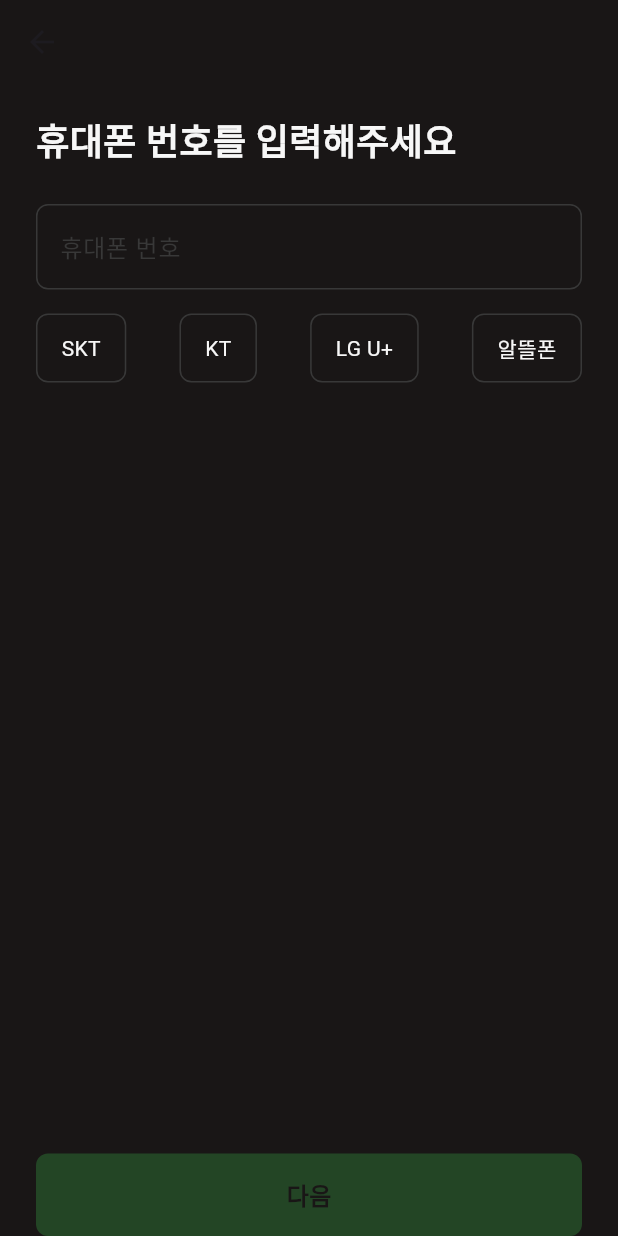
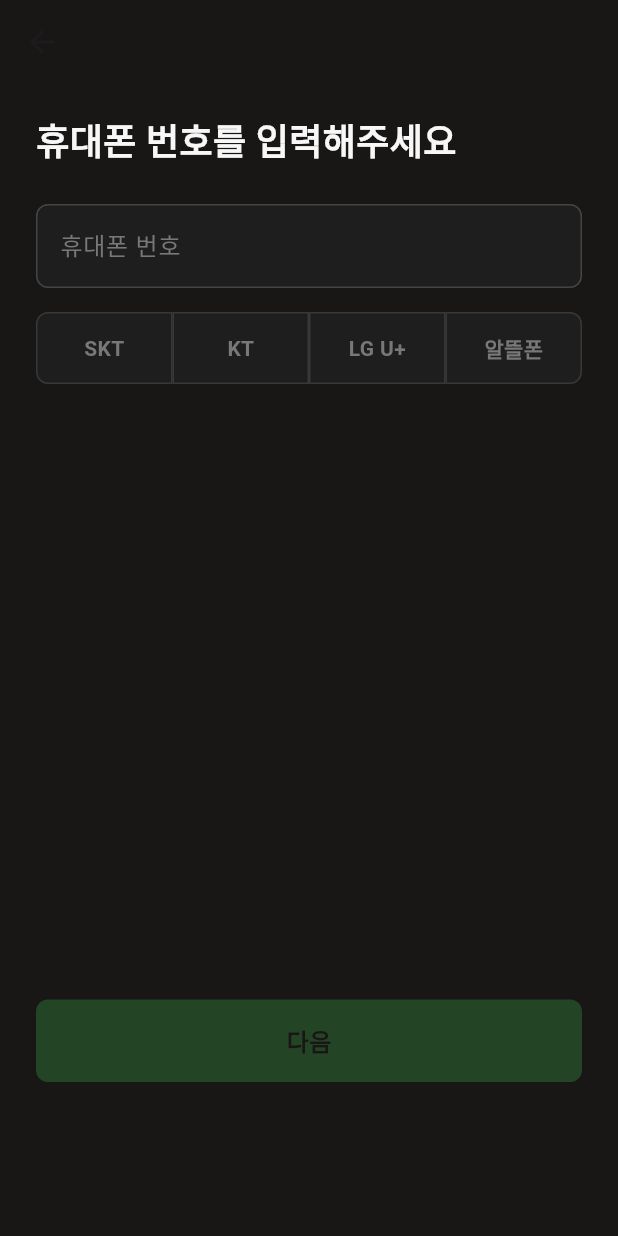
Before and after one commit to oobinkim/rep_f_Flutter, a Flutter app: the RegistrationView screen opened by its route, swiped to page 2, on a phone screen of 412 x 824 dp. Run offline on Flutter 3.47's test engine with Material 3 defaults, Android fonts, the phone set to English and light mode, and no system bars; our stand-ins replace cloud_firestore, firebase_auth, firebase_core; accounts and stored records are empty.

Commit message:
색상코드수정 787878 컬러추가

```diff
--- a/lib/share/app_color.dart
+++ b/lib/share/app_color.dart
@@ -4,10 +4,12 @@ class AppColors {
   static const Color darkGray = Color(0xFF1E1E1E);
   static const Color lightGray = Color(0xFF383838);
   static const Color textGray = Color(0xFF5A5A5A);
-  static const Color borderGray = Color(0xFF303030);
+  static const Color borderGray = Color(0xFF444444);
+  static const Color hintGray = Color(0xFF787878);
 
   static const Color darkGreen = Color(0xFF234525);
   static const Color lightGreen = Color(0xFF56F661);
+
   static const Color black = Color(0xFF191616);
   static const Color white = Color(0xFFF7F7F7);
 
--- a/lib/views/registration_view/registration_view+auth_code.dart
+++ b/lib/views/registration_view/registration_view+auth_code.dart
@@ -1,4 +1,5 @@
 import 'package:flutter/material.dart';
+import 'package:flutter/services.dart';
 import 'package:provider/provider.dart';
 import '../../viewmodels/registration_viewmodel.dart';
 import '../../widgets/bar_button.dart';
@@ -17,16 +18,31 @@ class Step3AuthCode extends StatelessWidget {
           SizedBox(height: 20),
           Text(
             "인증번호를 입력해주세요",
-            style: TextStyle(fontSize: 24, fontWeight: FontWeight.bold, color: AppColors.white),
+            style: TextStyle(
+              fontSize: 24,
+              fontWeight: FontWeight.bold,
+              color: AppColors.white,
+            ),
           ),
           SizedBox(height: 24),
           TextField(
             decoration: InputDecoration(
-              labelText: "6자리 코드",
-              labelStyle: TextStyle(color: AppColors.lightGray),
-              border: UnderlineInputBorder(),
+              hintText: "6자리 코드",
+              hintStyle: TextStyle(color: AppColors.hintGray),
+              enabledBorder: UnderlineInputBorder(
+                borderSide: BorderSide(color: AppColors.lightGreen),
+              ),
+              focusedBorder: UnderlineInputBorder(
+                borderSide: BorderSide(color: AppColors.lightGreen),
+              ),
             ),
-            keyboardType: TextInputType.number,
+            cursorColor: AppColors.lightGreen, // 커서 색상
+            style: TextStyle(color: AppColors.white), // 입력 텍스트 색상
+            keyboardType: TextInputType.number, // 숫자 키보드
+            inputFormatters: [
+              FilteringTextInputFormatter.digitsOnly, // 숫자만 입력 허용
+              LengthLimitingTextInputFormatter(6), // 최대 입력 길이 6자리 제한
+            ],
             onChanged: (value) {
               viewModel.authCode = value;
               viewModel.notifyListeners();
@@ -35,8 +51,8 @@ class Step3AuthCode extends StatelessWidget {
           Spacer(),
           BarButton(
             text: "다음",
-            isEnabled: viewModel.authCode.isNotEmpty,
-            onPressed: viewModel.authCode.isNotEmpty ? viewModel.nextStep : null,
+            isEnabled: viewModel.authCode.length == 6, // 인증번호가 6자리일 때 활성화
+            onPressed: viewModel.authCode.length == 6 ? viewModel.nextStep : null,
             enabledColor: AppColors.lightGreen,
             disabledColor: AppColors.darkGreen,
             enabledTextColor: AppColors.black,
--- a/lib/views/registration_view/registration_view+phone_number.dart
+++ b/lib/views/registration_view/registration_view+phone_number.dart
@@ -24,24 +24,23 @@ class Step2PhoneNumber extends StatelessWidget {
           OutlinedTextField(
             placeholder: "휴대폰 번호",
             allowNumbers: true,
-            keyboardType: TextInputType.text,
-
+            keyboardType: TextInputType.number,
+            maxLength: 11,
             onChanged: (value) {
-              viewModel.name = value;
+              viewModel.phoneNumber = value;
               viewModel.notifyListeners();
             },
           ),
           SizedBox(height: 16),
           Row(
-            mainAxisAlignment: MainAxisAlignment.spaceBetween,
             children: [
-              _buildCarrierOption(viewModel, "SKT"),
-              _buildCarrierOption(viewModel, "KT"),
-              _buildCarrierOption(viewModel, "LG U+"),
-              _buildCarrierOption(viewModel, "알뜰폰"),
+              _buildCarrierOption(viewModel, "SKT", isFirst: true, isLast: false),
+              _buildCarrierOption(viewModel, "KT", isFirst: false, isLast: false),
+              _buildCarrierOption(viewModel, "LG U+", isFirst: false, isLast: false),
+              _buildCarrierOption(viewModel, "알뜰폰", isFirst: false, isLast: true),
             ],
           ),
-          Spacer(),
+          Spacer(flex: 4),
           BarButton(
             text: "다음",
             isEnabled: viewModel.phoneNumber.isNotEmpty && viewModel.carrier.isNotEmpty,
@@ -53,29 +52,45 @@ class Step2PhoneNumber extends StatelessWidget {
             enabledTextColor: AppColors.black,
             disabledTextColor: AppColors.black,
           ),
+          Spacer(flex: 1)
         ],
       ),
     );
   }
 
-  Widget _buildCarrierOption(RegistrationViewModel viewModel, String carrier) {
+  Widget _buildCarrierOption(
+      RegistrationViewModel viewModel,
+      String carrier, {
+        required bool isFirst,
+        required bool isLast,
+      }) {
     final isSelected = viewModel.carrier == carrier;
 
-    return GestureDetector(
+    return Expanded(
+      child: GestureDetector(
         onTap: () {
           viewModel.carrier = carrier;
           viewModel.notifyListeners();
         },
         child: Container(
-        padding: EdgeInsets.symmetric(vertical: 12, horizontal: 16),
+          height: 48, // 버튼 높이
           decoration: BoxDecoration(
-          border: Border.all(color: isSelected ? AppColors.lightGreen : AppColors.lightGray),
-          borderRadius: BorderRadius.circular(8),
-          color: isSelected ? AppColors.lightGreen : AppColors.black,
+            color: isSelected ? AppColors.lightGray : AppColors.darkGray,
+            border: Border.all(color: AppColors.lightGray),
+            borderRadius: BorderRadius.horizontal(
+              left: isFirst ? Radius.circular(8.0) : Radius.zero,
+              right: isLast ? Radius.circular(8.0) : Radius.zero,
+            ), // 왼쪽 끝, 오른쪽 끝만 둥글게 설정
           ),
+          child: Center(
             child: Text(
               carrier,
-          style: TextStyle(color: isSelected ? AppColors.black : AppColors.white),
+              style: TextStyle(
+                color: isSelected ? AppColors.white : AppColors.hintGray,
+                fontWeight: FontWeight.bold,
+              ),
+            ),
+          ),
         ),
       ),
     );
--- a/lib/widgets/outlined_textField.dart
+++ b/lib/widgets/outlined_textField.dart
@@ -46,23 +46,28 @@ class _OutlinedTextFieldState extends State<OutlinedTextField> {
 
   @override
   Widget build(BuildContext context) {
-    return TextField(
+    return ConstrainedBox(
+      constraints: BoxConstraints(maxHeight: 56), // 텍스트 필드 높이 고정
+      child: TextField(
         controller: _controller,
         textInputAction: widget.textInputAction, // TextInputAction 적용
         decoration: InputDecoration(
           hintText: _controller.text.isEmpty ? widget.placeholder : null,
-        hintStyle: TextStyle(color: AppColors.lightGray),
+          hintStyle: TextStyle(color: AppColors.hintGray),
           enabledBorder: OutlineInputBorder(
-          borderSide: BorderSide(color: AppColors.lightGray, width: 1.0),
+            borderSide: BorderSide(color: AppColors.borderGray, width: 1.0),
             borderRadius: BorderRadius.circular(8.0),
           ),
           focusedBorder: OutlineInputBorder(
-          borderSide: BorderSide(color: AppColors.lightGray, width: 2.0),
+            borderSide: BorderSide(color: AppColors.lightGreen, width: 2.0),
             borderRadius: BorderRadius.circular(8.0),
           ),
           counterText: "",
+          filled: true,
+          fillColor: AppColors.darkGray, // 텍스트 필드 내부 배경색
         ),
-      style: TextStyle(color: Colors.white),
+        cursorColor: AppColors.lightGreen, // 커서 색상
+        style: TextStyle(color: AppColors.white), // 입력 텍스트 색상
         keyboardType: widget.keyboardType,
         maxLength: widget.maxLength > 0 ? widget.maxLength : null,
         obscureText: widget.obscureText,
@@ -72,6 +77,7 @@ class _OutlinedTextFieldState extends State<OutlinedTextField> {
               : FilteringTextInputFormatter.allow(RegExp(r'[a-zA-Zㄱ-ㅎ가-힣]')), // 한글 및 영어만 허용
         ],
         onChanged: widget.onChanged,
+      ),
     );
   }
 }
```
Also changed, not shown: 1 other file. Lines whose indentation alone changed are shown as unchanged.
